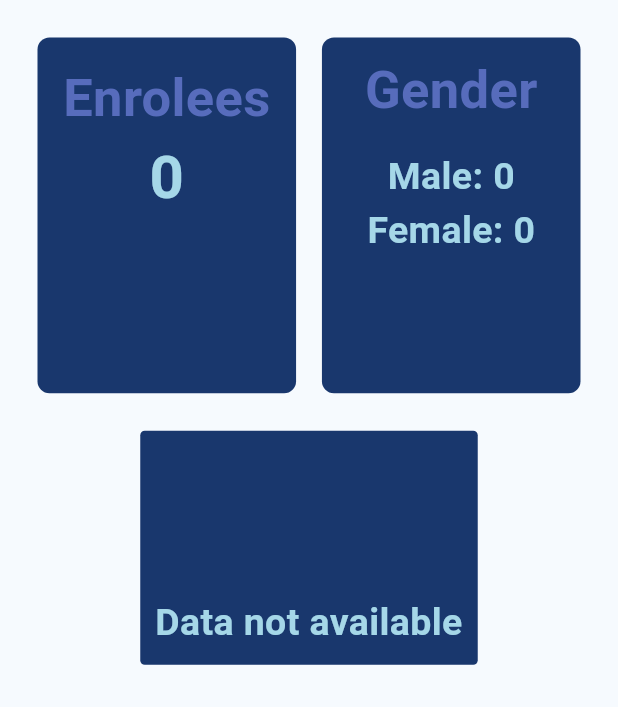
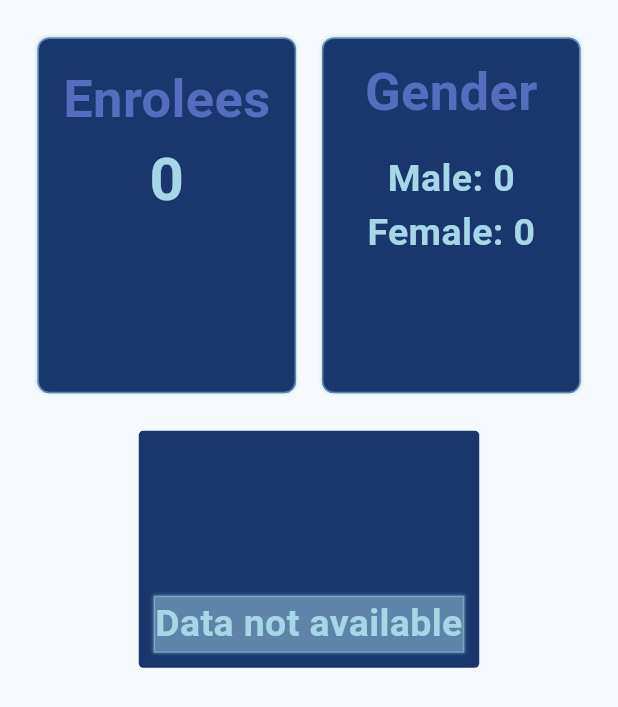
Before and after one commit to LydianJay/attendance_system_forked, a Flutter app: the DataBaseView widget shown alone on an empty page, opened directly, on a phone screen of 412 x 824 dp. Shown: the top 707 px of the screen. Run offline on Flutter 3.47's test engine with Material 3 defaults, Android fonts, the phone set to English and light mode, and no system bars; our stand-ins replace file_picker, syncfusion_flutter_charts; missing offline and left inert: window_manager; network calls fail; Roboto replaces fonts that are missing (helvetica).

```diff
--- a/lib/config/dbconfig.dart
+++ b/lib/config/dbconfig.dart
@@ -1,4 +1,3 @@
 class DbConfig {
-  // static String ip = "localhost";
-  static String ip = "192.168.254.102";
+  static String ip = "localhost";
 }
--- a/lib/views/dashboard/adduserview.dart
+++ b/lib/views/dashboard/adduserview.dart
@@ -47,8 +47,8 @@ class _AddUserViewState extends State<AddUserView> {
     ),
   ];
   String selected = "Male";
-  int courseIDselected = 0;
-  int nstpID = 0;
+  int courseIDselected = 1;
+  int nstpID = 2;
 
   @override
   void dispose() {
--- a/lib/views/dashboard/databaseview.dart
+++ b/lib/views/dashboard/databaseview.dart
@@ -401,6 +401,16 @@ class _DataBaseViewState extends State<DataBaseView> {
                             decoration: BoxDecoration(
                               color: Styles.c2,
                               borderRadius: BorderRadius.circular(8),
+                              border:
+                                  Border.all(color: Styles.c4.withAlpha(125)),
+                              boxShadow: [
+                                BoxShadow(
+                                  color: Styles.c4.withAlpha(125),
+                                  blurRadius: 1.0,
+                                  spreadRadius: 0.45,
+                                  blurStyle: BlurStyle.normal,
+                                ),
+                              ],
                             ),
                             child: Column(
                               children: [
@@ -443,6 +453,16 @@ class _DataBaseViewState extends State<DataBaseView> {
                             decoration: BoxDecoration(
                               color: Styles.c2,
                               borderRadius: BorderRadius.circular(8),
+                              border:
+                                  Border.all(color: Styles.c4.withAlpha(125)),
+                              boxShadow: [
+                                BoxShadow(
+                                  color: Styles.c4.withAlpha(125),
+                                  blurRadius: 1.0,
+                                  spreadRadius: 0.45,
+                                  blurStyle: BlurStyle.normal,
+                                ),
+                              ],
                             ),
                             child: Column(
                               children: [
@@ -504,6 +524,17 @@ class _DataBaseViewState extends State<DataBaseView> {
                 }
                 return Container(
                   margin: const EdgeInsets.only(top: 100),
+                  decoration: BoxDecoration(
+                    border: Border.all(color: Styles.c4.withAlpha(125)),
+                    boxShadow: [
+                      BoxShadow(
+                        color: Styles.c4.withAlpha(125),
+                        blurRadius: 1.0,
+                        spreadRadius: 0.45,
+                        blurStyle: BlurStyle.normal,
+                      ),
+                    ],
+                  ),
                   child: Text(
                     'Data not available',
                     textAlign: TextAlign.center,
```
Also changed, not shown: 1 other file.
